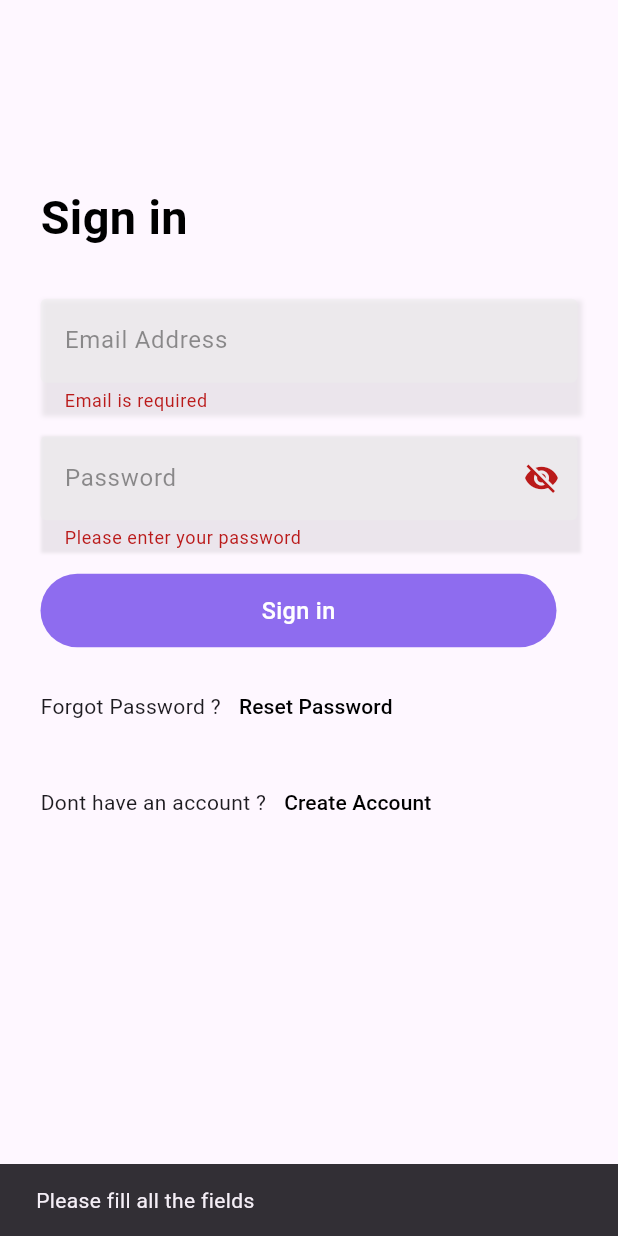
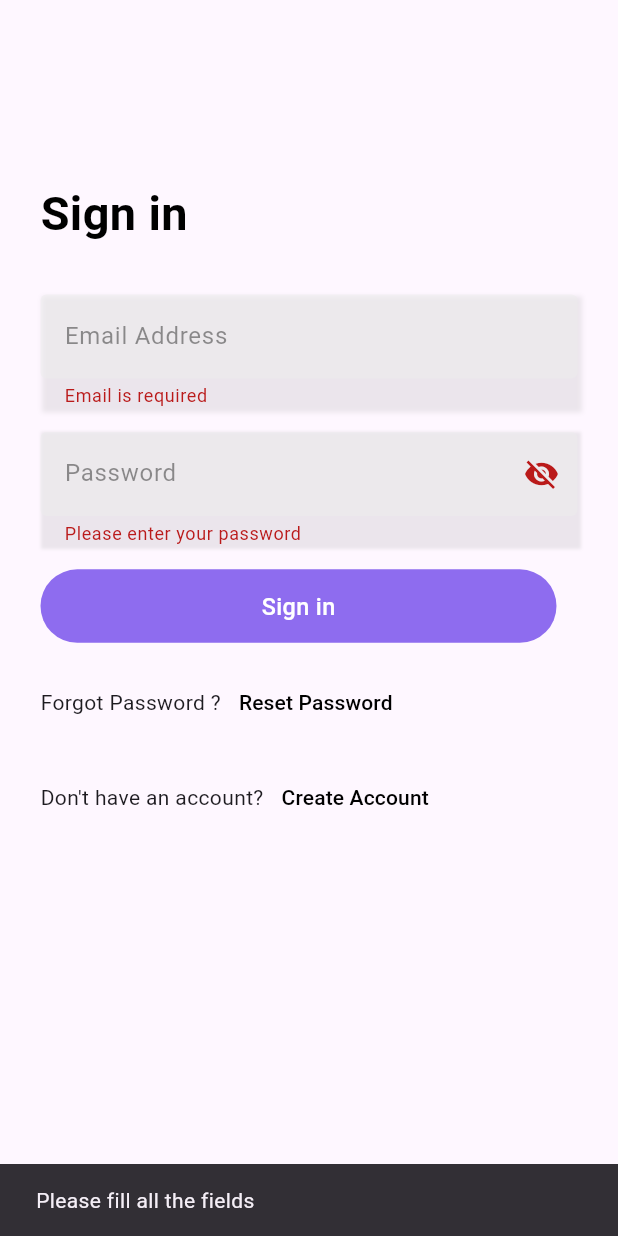
Before and after one commit to Abdallahsame7/E-commerce-clot, a Flutter app: the SigninScreen screen opened directly, after a tap on "Sign in", on a phone screen of 412 x 824 dp. Run offline on Flutter 3.47's test engine with Material 3 defaults, Android fonts, the light colour scheme and no system bars; our stand-ins replace bloc, flutter_bloc, flutter_screenutil, lottie, smooth_page_indicator.

Commit message:
anther commits

```diff
--- /dev/null
+++ b/lib/controller/forgetpass/forgetpass_cubit.dart
@@ -0,0 +1,19 @@
+import 'package:bloc/bloc.dart';
+import 'package:flutter/material.dart';
+import 'package:meta/meta.dart';
+
+part 'forgetpass_state.dart';
+
+class ForgetpassCubit extends Cubit<ForgetpassState> {
+  ForgetpassCubit() : super(ForgetpassInitial());
+
+   final GlobalKey<FormState> formKey = GlobalKey<FormState>();
+
+  void validateAndProceed(BuildContext context) {
+    if (formKey.currentState?.validate() ?? false) {
+      emit(ForgetpassSuccess());
+    } else {
+      emit(ForgetpassError("Please fill all the fields"));
+    }
+  }
+}
--- /dev/null
+++ b/lib/controller/forgetpass/forgetpass_state.dart
@@ -0,0 +1,13 @@
+part of 'forgetpass_cubit.dart';
+
+@immutable
+sealed class ForgetpassState {}
+
+final class ForgetpassInitial extends ForgetpassState {}
+
+class ForgetpassSuccess extends ForgetpassState {}
+
+class ForgetpassError extends ForgetpassState {
+  final String message;
+  ForgetpassError(this.message);
+}
--- a/lib/controller/onbaording/onboarding_state.dart
+++ b/lib/controller/onbaording/onboarding_state.dart
@@ -4,3 +4,10 @@ part of 'onboarding_cubit.dart';
 sealed class OnboardingState {}
 
 final class OnboardingInitial extends OnboardingState {}
+
+class OnboardingPageChanged extends OnboardingState {
+  final int currentPage;
+  OnboardingPageChanged(this.currentPage);
+}
+
+class OnboardingCompleted extends OnboardingState {}
--- a/lib/controller/signin/signin_cubit.dart
+++ b/lib/controller/signin/signin_cubit.dart
@@ -7,5 +7,15 @@ class SigninCubit extends Cubit<SigninState> {
   SigninCubit() : super(SigninInitial());
 
 
-
+     void validateAndSignin(bool isValid) {
+        if (isValid) {
+      emit(SigninLoding());
+      Future.delayed(Duration(seconds: 1), () {
+        emit(SigninSuccess());
+      }
+      );
+    } else {
+      emit(SigninError("Please fill all the fields"));
+    }
+  }
 }
--- /dev/null
+++ b/lib/controller/signup/signup_cubit.dart
@@ -0,0 +1,19 @@
+import 'package:bloc/bloc.dart';
+import 'package:flutter/material.dart';
+import 'package:meta/meta.dart';
+
+part 'signup_state.dart';
+
+class SignupCubit extends Cubit<SignupState> {
+  SignupCubit() : super(SignupInitial());
+
+  final GlobalKey<FormState> formKey = GlobalKey<FormState>();
+
+  void validateAndSubmit() {
+    if (formKey.currentState?.validate() ?? false) {
+      emit(SignupSuccess());
+    } else {
+      emit(SignupError("Please fill all the fields"));
+    }
+  }
+}
--- /dev/null
+++ b/lib/controller/signup/signup_state.dart
@@ -0,0 +1,14 @@
+part of 'signup_cubit.dart';
+
+@immutable
+sealed class SignupState {}
+
+final class SignupInitial extends SignupState {}
+
+
+class SignupSuccess extends SignupState {}
+
+class SignupError extends SignupState {
+  final String message;
+  SignupError(this.message);
+}
--- a/lib/view/signin/signin_screen.dart
+++ b/lib/view/signin/signin_screen.dart
@@ -1,21 +1,16 @@
 import 'package:flutter/material.dart';
+import 'package:flutter_application_1/controller/signin/signin_cubit.dart';
+import 'package:flutter_bloc/flutter_bloc.dart';
 import 'package:flutter_application_1/core/components/custom_container.dart';
-import 'package:flutter_application_1/core/components/custom_email.dart';
-import 'package:flutter_application_1/core/components/custom_password.dart';
+import 'package:flutter_application_1/view/signin/widgets/custom_email.dart';
+import 'package:flutter_application_1/view/signin/widgets/custom_password.dart';
 import 'package:flutter_application_1/core/shared/navigation_helper.dart';
 import 'package:flutter_application_1/core/styles/styles.dart';
 import 'package:flutter_application_1/view/forgetpass/forgetpass_screen.dart';
 import 'package:flutter_application_1/view/signup/signup_screen.dart';
 import 'package:flutter_screenutil/flutter_screenutil.dart';
 
-class SigninScreen extends StatefulWidget {
-  const SigninScreen({super.key});
-
-  @override
-  State<SigninScreen> createState() => _SigninScreenState();
-}
-
-class _SigninScreenState extends State<SigninScreen> {
+class SigninScreen extends StatelessWidget {
   final _formKey = GlobalKey<FormState>();
 
   @override
@@ -25,55 +20,74 @@ class _SigninScreenState extends State<SigninScreen> {
         key: _formKey,
         child: SingleChildScrollView(
           child: Padding(
-            padding: const EdgeInsets.symmetric(horizontal: 27 ),
-            child:  Column(
+            padding: const EdgeInsets.symmetric(horizontal: 27),
+            child: BlocConsumer<SigninCubit, SigninState>(
+              listener: (context, state) {
+                if (state is SigninSuccess) {
+                  ScaffoldMessenger.of(context).showSnackBar(
+                    SnackBar(content: Text("Sign in successful")),
+                  );
+                 // NavigationHelper.goto(context, SignupScreen());
+                } else if (state is SigninError) {
+                  ScaffoldMessenger.of(context).showSnackBar(
+                    SnackBar(content: Text(state.message)),
+                  );
+                }
+              },
+              builder: (context, state) {
+                return Column(
                   crossAxisAlignment: CrossAxisAlignment.start,
                   children: [
-                SizedBox(height: 123 ,),
-
-                Text("Sign in",style: TextStyles.font32black,),
-                SizedBox(height: 32.h,),
-
+                    SizedBox(height: 123.h),
+                    Text("Sign in", style: TextStyles.font32black),
+                    SizedBox(height: 32.h),
                     CustomEmail(),
-                SizedBox(height: 16.h,),
-
+                    SizedBox(height: 16.h),
                     CustomPassword(),
-                SizedBox(height: 16.h,),
-
+                    SizedBox(height: 16.h),
+                    if (state is SigninLoding)
+                      Center(child: CircularProgressIndicator()),
+                    if (state is! SigninLoding)
                       CustomContainer(
                         name: "Sign in",
                         ontap: () {
-                  setState(() {});
-                   if (_formKey.currentState?.validate() ?? false) {
-                       ScaffoldMessenger.of(context).showSnackBar(SnackBar(content: Text("successsssssssssssss")));
-                   }
-                   else{
-                     ScaffoldMessenger.of(context).showSnackBar(SnackBar(content: Text("Please fill all the fields")));
-                   }
+                          bool isValid = _formKey.currentState?.validate() ?? false;
+                          BlocProvider.of<SigninCubit>(context).validateAndSignin(isValid);
                         },
                       ),
-
-                 SizedBox(height: 16.h,),
+                    SizedBox(height: 16.h),
                     Row(
                       children: [
                         Text("Forgot Password ?"),
-                    TextButton(onPressed: () {
+                        TextButton(
+                          onPressed: () {
                             NavigationHelper.goto(context, ForgetpassScreen());
-                    }, child: const Text("Reset Password",style: TextStyle(color: Colors.black),)),
+                          },
+                          child: const Text(
+                            "Reset Password",
+                            style: TextStyle(color: Colors.black),
+                          ),
+                        ),
                       ],
                     ),
-
-                SizedBox(height: 16.h,),
+                    SizedBox(height: 16.h),
                     Row(
                       children: [
-                  const  Text("Dont have an account ?"),
-                    TextButton(onPressed: () {
+                        const Text("Don't have an account?"),
+                        TextButton(
+                          onPressed: () {
                             NavigationHelper.goto(context, SignupScreen());
-                    }, child: const Text("Create Account",style: TextStyle(color: Colors.black),)),
+                          },
+                          child: const Text(
+                            "Create Account",
+                            style: TextStyle(color: Colors.black),
+                          ),
+                        ),
                       ],
-                )
-
+                    ),
                   ],
+                );
+              },
             ),
           ),
         ),
```
Also changed, not shown: lib/controller/onbaording/onboarding_cubit.dart (+20 -0 lines), lib/main.dart (+14 -2 lines), lib/view/forgetpass/forgetpass_screen.dart (+38 -21 lines), lib/view/onboading/onboading.dart (+23 -34 lines), lib/view/signup/signup_screen.dart (+43 -33 lines), lib/view/forgetpass/widgets/custom_emailforget.dart (renamed from lib/core/components/custom_emailforget.dart), lib/view/signin/widgets/custom_email.dart (renamed from lib/core/components/custom_email.dart), lib/view/signin/widgets/custom_password.dart (renamed from lib/core/components/custom_password.dart), lib/view/signup/widgets/custom_emailcreate.dart (renamed from lib/core/components/custom_emailcreate.dart), lib/view/signup/widgets/custom_firstname.dart (renamed from lib/core/components/custom_firstname.dart), lib/view/signup/widgets/custom_lastname.dart (renamed from lib/core/components/custom_lastname.dart), lib/view/signup/widgets/custom_passcreate.dart (renamed from lib/core/components/custom_passcreate.dart). Lines whose indentation alone changed are shown as unchanged.
